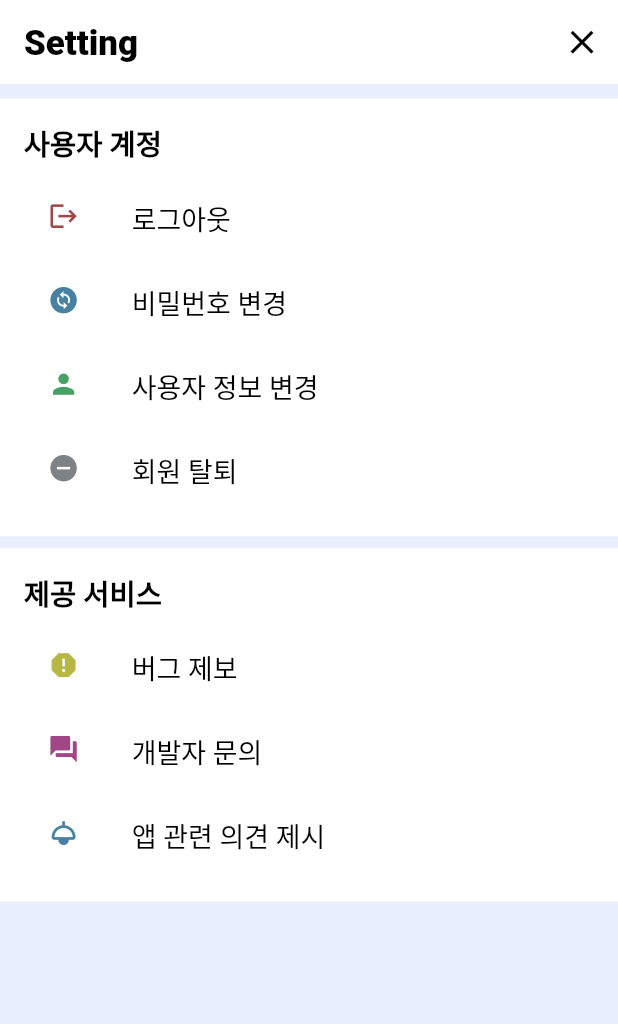
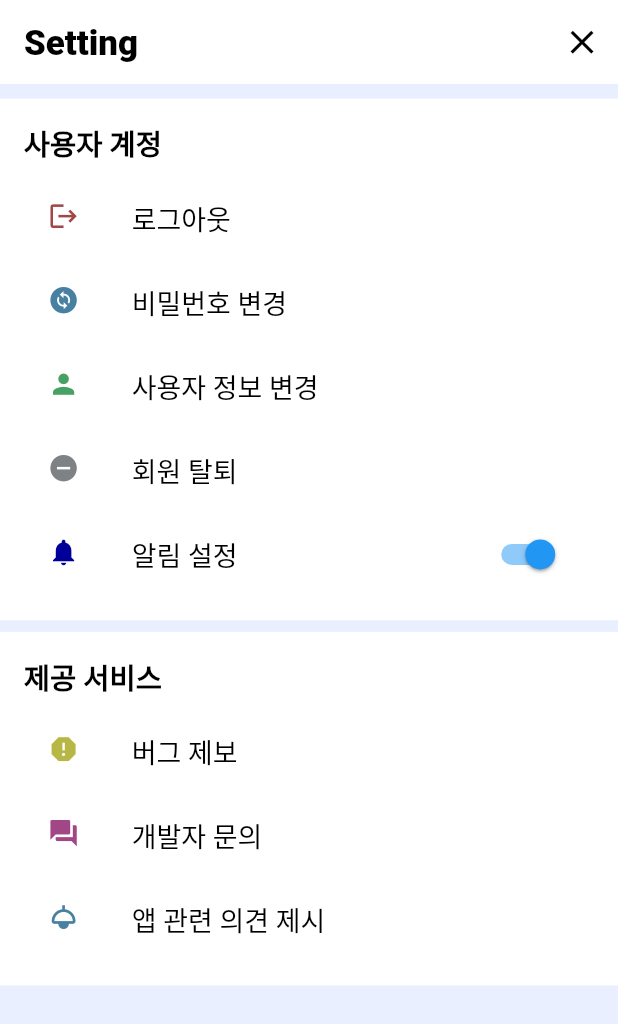
Before and after one commit to CUK-CATSTONES/cuk, a Flutter app: the SettingView screen opened by its route, on a phone screen of 412 x 824 dp. Shown: the top 1024 px of the screen. Run offline on Flutter 3.47's test engine with Material 2 defaults, Android fonts, the phone set to English and light mode, and no system bars; our stand-ins replace carousel_slider, cloud_firestore, firebase_auth, firebase_core, flutter_screenutil, flutter_slidable and 4 more; accounts and stored records are empty; Roboto replaces fonts that are missing (EliceDigitalBaeum, Pretendard).

Commit message:
settings

```diff
--- a/lib/main.dart
+++ b/lib/main.dart
@@ -62,7 +62,7 @@ class Cuk extends StatelessWidget {
   Widget build(BuildContext context) {
     return ScreenUtilInit(
       designSize: const Size(390, 844),
-      builder: (child) => GetMaterialApp(
+      builder: (_, child) => GetMaterialApp(
         debugShowCheckedModeBanner: false,
         title: 'CUKCAT',
         theme: ThemeData(
--- a/lib/ui/view/setting_view.dart
+++ b/lib/ui/view/setting_view.dart
@@ -8,6 +8,7 @@ import 'package:get/get.dart';
 
 class SettingView extends StatelessWidget {
   final _authController = Get.find<AuthController>();
+  bool isPushon = true;
 
   SettingView({Key? key}) : super(key: key);
 
@@ -80,6 +81,21 @@ class SettingView extends StatelessWidget {
                   ),
                   onTap: () => Get.toNamed(Service.WITHDRAW_ROUTE),
                 ),
+                SwitchListTile(
+                  //settings for push alarm
+                  secondary: const Icon(Icons.notifications,
+                      color: Color.fromARGB(255, 0, 0, 153)),
+
+                  title: Text(
+                    '알림 설정',
+                    style: Theme.of(context).textTheme.headline4,
+                  ),
+                  value: isPushon, //boolean needs to be changed
+                  onChanged: (bool? value) {
+                    // _ChangePushAlarm(value);
+                    // print(!value);
+                  },
+                )
               ],
             ),
           ),
@@ -141,4 +157,11 @@ class SettingView extends StatelessWidget {
       ),
     );
   }
+
+  void _ChangePushAlarm(bool value) {
+    //turn on off push alarm
+    // setState(() {
+    isPushon = value;
+    // });
+  }
 }
```
Also changed, not shown: lib/ui/view/web_frame_view.dart (+6 -6 lines), pubspec.yaml (+8 -8 lines), pubspec.lock, 8 other files.
